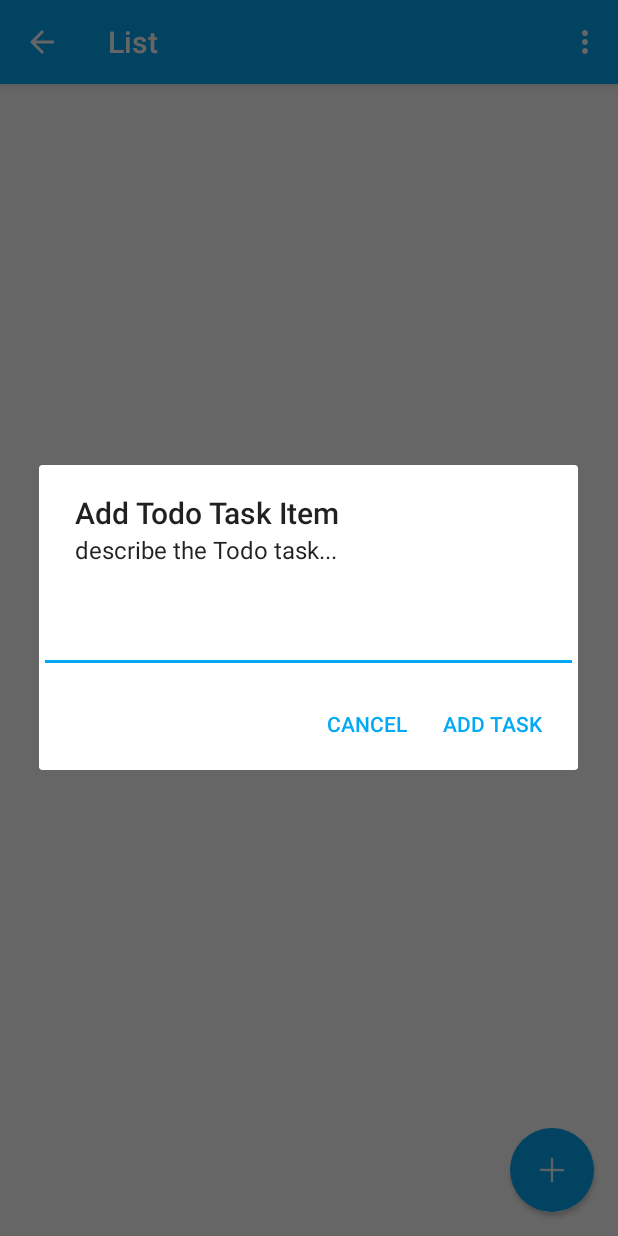
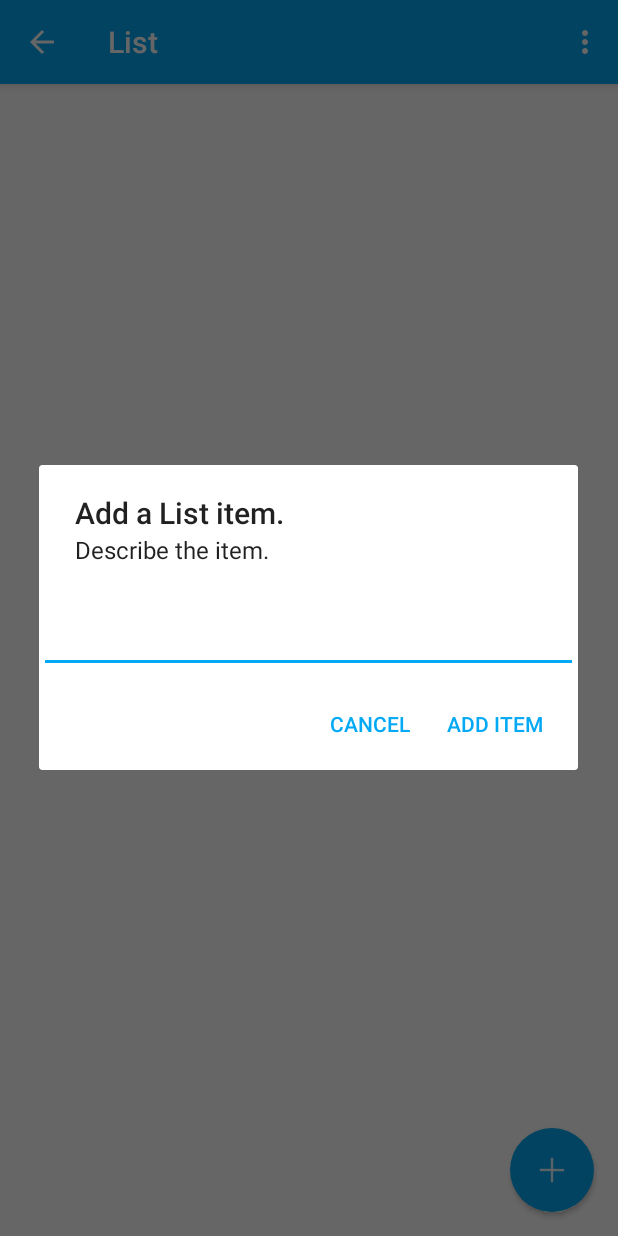
Before and after one commit to DandroidDeveloper/List, an Android app: the screen it shows after launch (MainActivity), after a tap on an icon or button, on a phone screen of 412 x 824 dp. Run offline under Robolectric (Android 15) with nearby library versions, the phone set to English and light mode, and no system bars; 2 statements that could not run were skipped.

Commit message:
Changed alert dialog.

```diff
--- a/app/src/main/java/chaos/list/MainActivity.java
+++ b/app/src/main/java/chaos/list/MainActivity.java
@@ -105,11 +105,11 @@ public class MainActivity extends ActionBarActivity
                 list.add("New Item");
                 adapter.notifyDataSetChanged();
                 AlertDialog.Builder todoTaskBuilder = new AlertDialog.Builder(MainActivity.this);
-                todoTaskBuilder.setTitle("Add Todo Task Item");
-                todoTaskBuilder.setMessage("describe the Todo task...");
+                todoTaskBuilder.setTitle("Add a List item.");
+                todoTaskBuilder.setMessage("Describe the item.");
                 final EditText todoET = new EditText(MainActivity.this);
                 todoTaskBuilder.setView(todoET);
-                todoTaskBuilder.setPositiveButton("Add Task", new DialogInterface.OnClickListener() {
+                todoTaskBuilder.setPositiveButton("Add Item", new DialogInterface.OnClickListener() {
                     @Override
                     public void onClick(DialogInterface dialogInterface, int i) {
                         String todoTaskInput = todoET.getText().toString();
```
